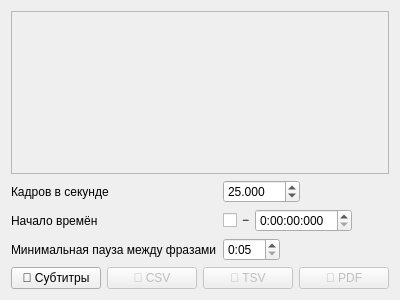
PalmtopTiger/DSCreator, file src/mainwindow.ui: the form before one commit.
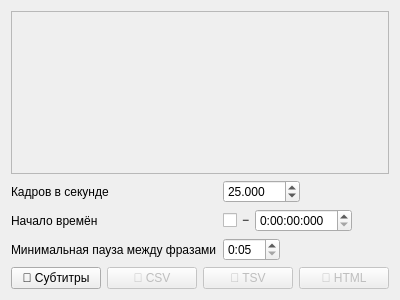
The form after the commit.

Commit message: Add HTML export, disable PDF export

What changed in the file:
```diff
--- a/src/mainwindow.ui
+++ b/src/mainwindow.ui
@@ -146,7 +146,7 @@
          <bool>false</bool>
         </property>
         <property name="text">
-         <string>💾 PDF</string>
+         <string>💾 HTML</string>
         </property>
        </widget>
       </item>
```
Left out of the diff: 2 changed lines with no effect on the pictures. The commit also changes 7 other files.
